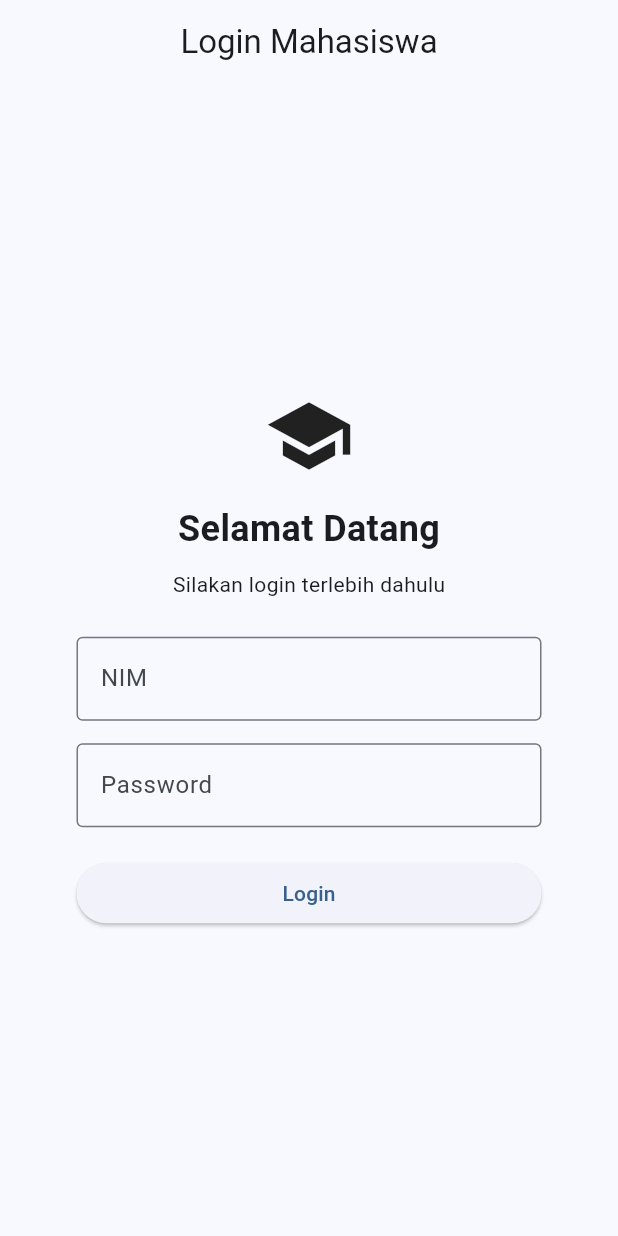
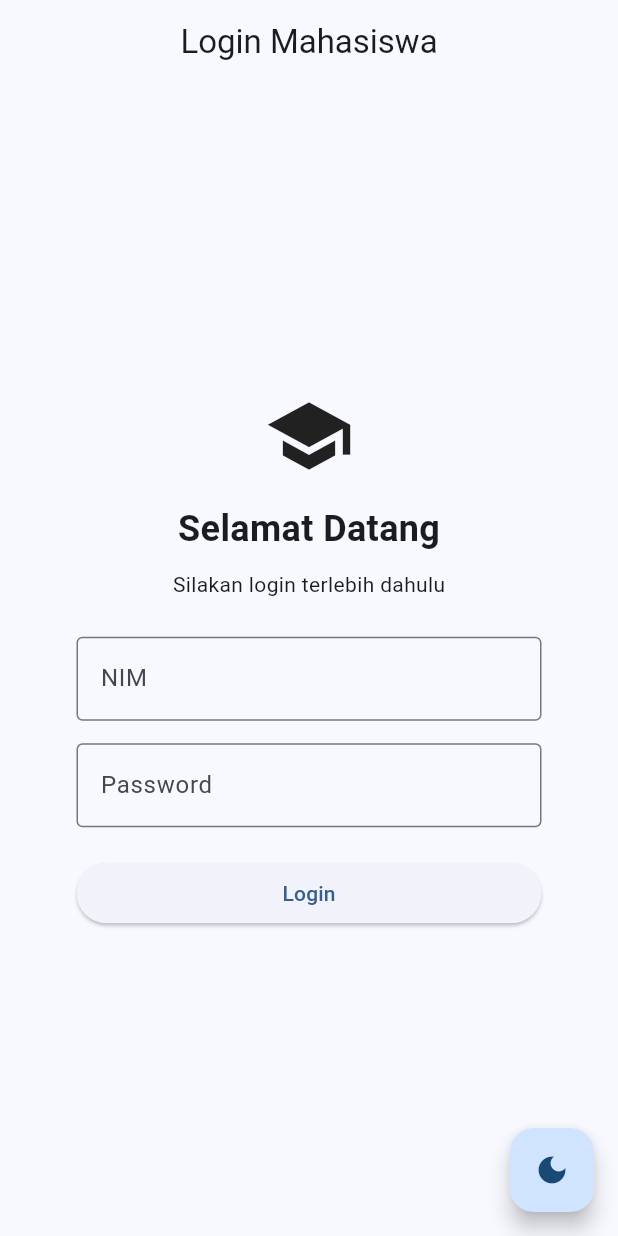
Before and after one commit to ilhambudihandika/uts-pml-1124160152, a Flutter app: the screen it shows after launch, on a phone screen of 412 x 824 dp. Run offline on Flutter 3.47's test engine with Material 3 defaults, Android fonts, the phone set to English and light mode, and no system bars.

Commit message:
Menambahkan fitur Dark Mode

```diff
--- a/soal2_profil_app/lib/main.dart
+++ b/soal2_profil_app/lib/main.dart
@@ -6,21 +6,57 @@ void main() {
   runApp(const MyApp());
 }
 
-class MyApp extends StatelessWidget {
+class MyApp extends StatefulWidget {
   const MyApp({super.key});
+
+  @override
+  State<MyApp> createState() => _MyAppState();
+}
+
+class _MyAppState extends State<MyApp> {
+  bool darkMode = false;
 
   @override
   Widget build(BuildContext context) {
     return MaterialApp(
       title: 'Profil Mahasiswa',
       debugShowCheckedModeBanner: false,
+
+      themeMode: darkMode ? ThemeMode.dark : ThemeMode.light,
+
       theme: ThemeData(
         useMaterial3: true,
         colorScheme: ColorScheme.fromSeed(
           seedColor: Colors.blue,
+          brightness: Brightness.light,
         ),
       ),
-      home: const LoginPage(),
+
+      darkTheme: ThemeData(
+        useMaterial3: true,
+        colorScheme: ColorScheme.fromSeed(
+          seedColor: Colors.blue,
+          brightness: Brightness.dark,
+        ),
+      ),
+
+      home: Builder(
+        builder: (context) {
+          return Scaffold(
+            body: const LoginPage(),
+            floatingActionButton: FloatingActionButton(
+              onPressed: () {
+                setState(() {
+                  darkMode = !darkMode;
+                });
+              },
+              child: Icon(
+                darkMode ? Icons.light_mode : Icons.dark_mode,
+              ),
+            ),
+          );
+        },
+      ),
     );
   }
 }
```
